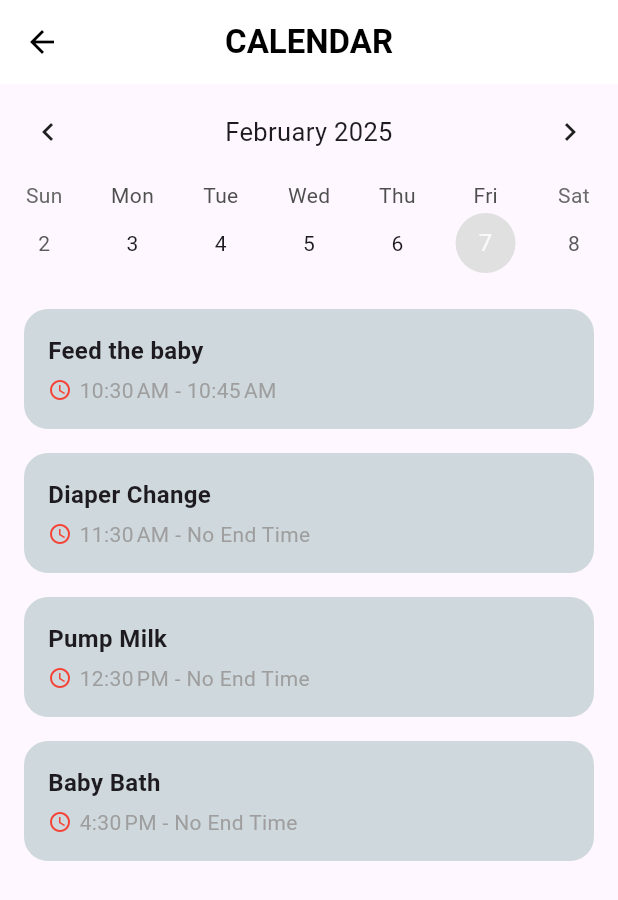
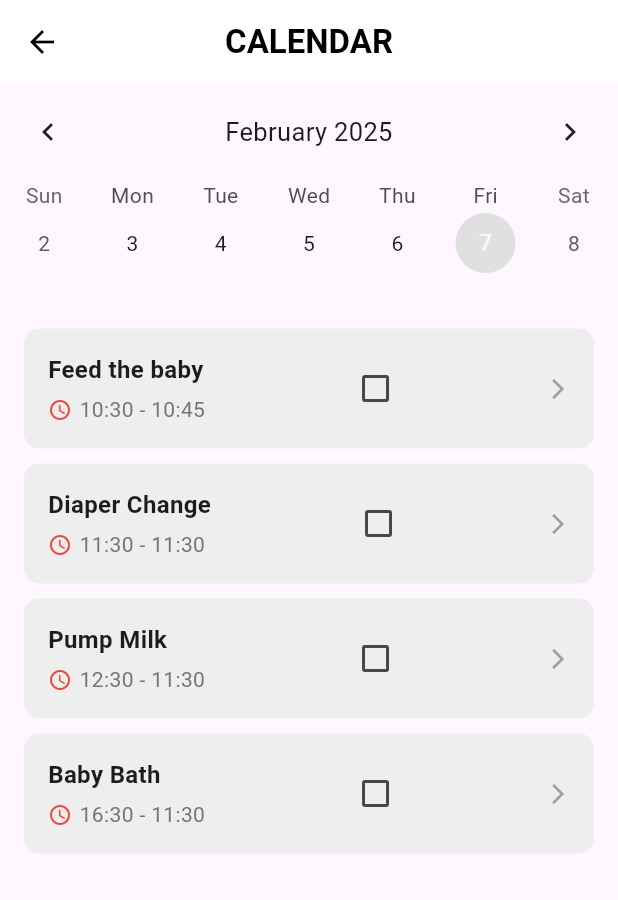
Before and after one commit to zliu46/partners, a Flutter app: the CalendarPage screen opened by its route, on a phone screen of 412 x 824 dp. Shown: the top 900 px of the screen. Run offline on Flutter 3.47's test engine with Material 3 defaults, Android fonts, the phone set to English and light mode, and no system bars; drawn by our look-alikes of table_calendar; our stand-ins replace firebase_auth, firebase_core; missing offline and left inert: dart:ffi; accounts and stored records are empty.

Commit message:
refactor calendar page to use task item card instead of custom task item builder

```diff
--- a/lib/pages/calendar_page.dart
+++ b/lib/pages/calendar_page.dart
@@ -5,6 +5,8 @@ import 'package:table_calendar/table_calendar.dart';
 import 'package:provider/provider.dart';
 import 'package:partners/provider/task_provider.dart';
 import 'package:intl/intl.dart';
+
+import '../widgets/task_item_card.dart';
 
 class CalendarPage extends StatefulWidget {
   const CalendarPage({super.key});
@@ -20,7 +22,8 @@ class _CalendarPageState extends State<CalendarPage> {
   @override
   Widget build(BuildContext context) {
     final taskProvider = Provider.of<TaskProvider>(context);
-    List<TaskDetails> tasksForSelectedDay = taskProvider.getTasksForDate(_selectedDay ?? _focusedDay);
+    List<TaskDetails> tasksForSelectedDay =
+        taskProvider.getTasksForDate(_selectedDay ?? _focusedDay);
 
     return Scaffold(
       appBar: AppBar(
@@ -28,8 +31,8 @@ class _CalendarPageState extends State<CalendarPage> {
         elevation: 0,
         leading: IconButton(
           icon: Icon(Icons.arrow_back, color: Colors.black),
-          onPressed: () => Navigator.push(context, MaterialPageRoute(builder: (context) => HomePage()
-          )),
+          onPressed: () => Navigator.push(
+              context, MaterialPageRoute(builder: (context) => HomePage())),
         ),
         title: Text(
           'CALENDAR',
@@ -53,54 +56,31 @@ class _CalendarPageState extends State<CalendarPage> {
             },
             calendarFormat: CalendarFormat.week,
             calendarStyle: CalendarStyle(
-              selectedDecoration: BoxDecoration(color: Colors.black, shape: BoxShape.circle),
-              todayDecoration: BoxDecoration(color: Colors.grey[300], shape: BoxShape.circle),
+              selectedDecoration:
+                  BoxDecoration(color: Colors.black, shape: BoxShape.circle),
+              todayDecoration: BoxDecoration(
+                  color: Colors.grey[300], shape: BoxShape.circle),
             ),
-            headerStyle: HeaderStyle(formatButtonVisible: false, titleCentered: true),
+            headerStyle:
+                HeaderStyle(formatButtonVisible: false, titleCentered: true),
           ),
           const SizedBox(height: 10),
           // Task List
           Expanded(
             child: tasksForSelectedDay.isEmpty
                 ? Center(child: Text("No tasks for this day"))
-                : ListView.builder(
-              itemCount: tasksForSelectedDay.length,
-              itemBuilder: (context, index) {
-                final task = tasksForSelectedDay[index];
-                return _buildTaskTile(task);
-              },
-            ),
-          ),
-        ],
-      ),
-    );
-  }
-
-  Widget _buildTaskTile(TaskDetails task) {
-    return Container(
-      margin: EdgeInsets.symmetric(horizontal: 16.0, vertical: 8.0),
-      padding: EdgeInsets.all(16.0),
-      decoration: BoxDecoration(
-        color: Colors.blueGrey[100],
-        borderRadius: BorderRadius.circular(16.0),
-      ),
-      child: Column(
-        crossAxisAlignment: CrossAxisAlignment.start,
-        children: [
-          Text(
-            task.title,
-            style: TextStyle(fontSize: 16.0, fontWeight: FontWeight.bold),
-          ),
-          const SizedBox(height: 5.0),
-          Row(
-            children: [
-              Icon(Icons.access_time, size: 16.0, color: Colors.red),
-              const SizedBox(width: 5.0),
-              Text(
-                '${DateFormat.jm().format(task.startTime)} - ${task.endTime != null ? DateFormat.jm().format(task.endTime!) : "No End Time"}',
-                style: TextStyle(color: Colors.grey),
-              ),
-            ],
+                : SafeArea(
+                    child: Padding(
+                      padding: const EdgeInsets.all(16.0),
+                      child: ListView.builder(
+                        itemCount: tasksForSelectedDay.length,
+                        itemBuilder: (context, index) {
+                          final task = tasksForSelectedDay[index];
+                          return TaskItemCard(task: task);
+                        },
+                      ),
+                    ),
+                  ),
           ),
         ],
       ),
```
Also changed, not shown: 1 other file.
